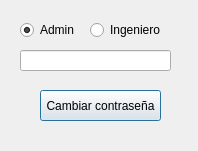
Above: c_pass.ui from fernandusxd1/Informatica_Avanzada before the change. Below: the same form after it.
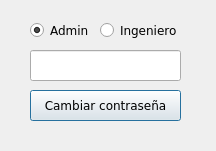
That is the form after the change.

Patch:
```diff
--- a/c_pass.ui
+++ b/c_pass.ui
@@ -6,17 +6,22 @@
    <rect>
     <x>0</x>
     <y>0</y>
-    <width>198</width>
+    <width>216</width>
     <height>151</height>
    </rect>
   </property>
+  <property name="font">
+   <font>
+    <family>Verdana</family>
+   </font>
+  </property>
   <property name="windowTitle">
    <string>Dialog</string>
   </property>
   <widget class="QRadioButton" name="radioButton">
    <property name="geometry">
     <rect>
-     <x>20</x>
+     <x>30</x>
      <y>20</y>
      <width>61</width>
      <height>20</height>
@@ -32,9 +37,9 @@
   <widget class="QRadioButton" name="radioButton_2">
    <property name="geometry">
     <rect>
-     <x>90</x>
+     <x>100</x>
      <y>20</y>
-     <width>71</width>
+     <width>81</width>
      <height>20</height>
     </rect>
    </property>
@@ -45,19 +50,19 @@
   <widget class="QLineEdit" name="lineEdit">
    <property name="geometry">
     <rect>
-     <x>20</x>
+     <x>30</x>
      <y>50</y>
      <width>151</width>
-     <height>21</height>
+     <height>31</height>
     </rect>
    </property>
   </widget>
   <widget class="QPushButton" name="pushButton_2">
    <property name="geometry">
     <rect>
-     <x>40</x>
+     <x>30</x>
      <y>90</y>
-     <width>121</width>
+     <width>151</width>
      <height>31</height>
     </rect>
    </property>
```
Left out of the diff: 2 changed lines with no effect on the pictures.
